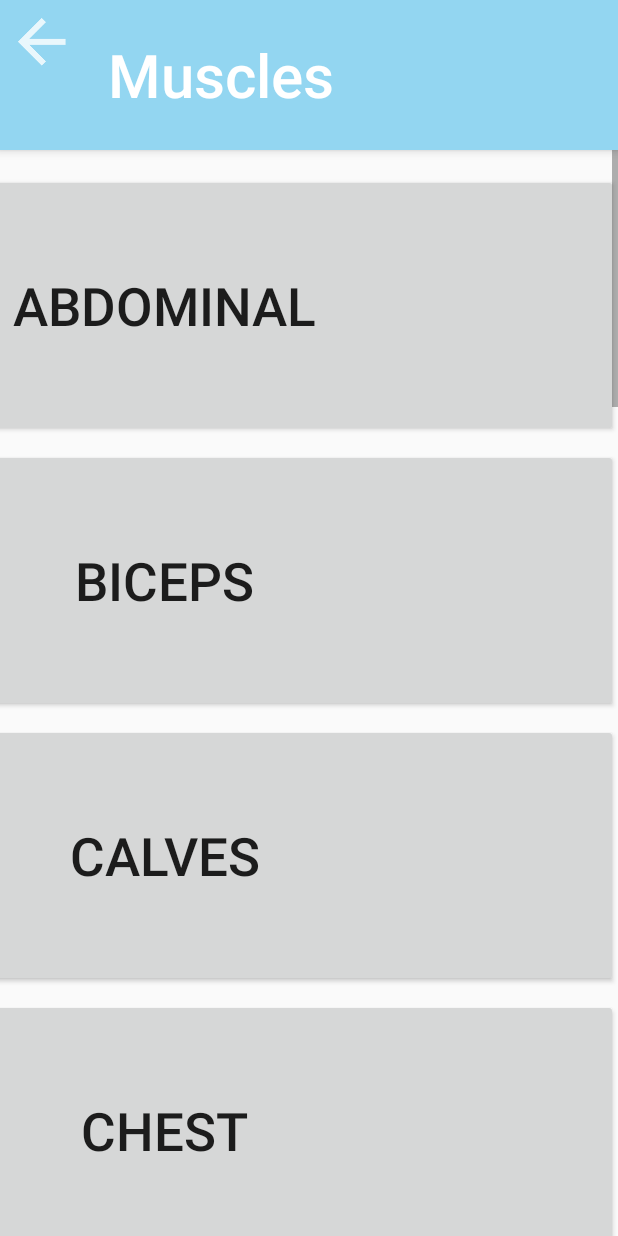
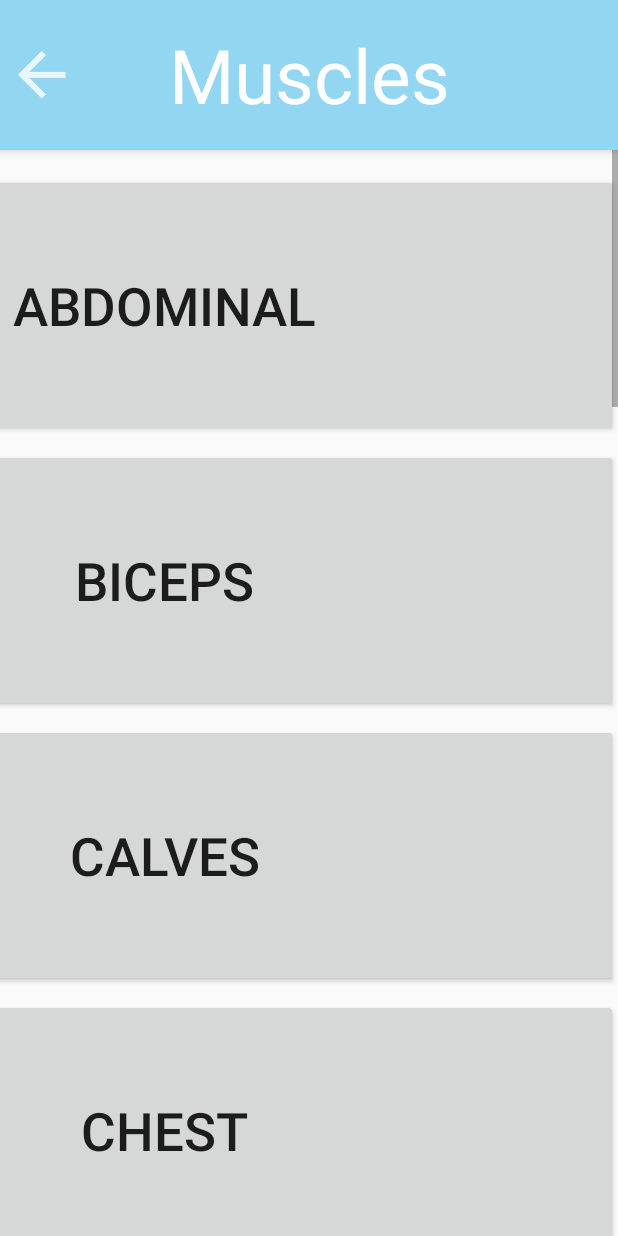
Before and after one commit to Jeremylol/ForceFitness, an Android app: the screen it shows after launch (MuscleActivity), after a tap on "WORKOUT ROUTINES", on a phone screen of 412 x 824 dp. Run offline under Robolectric (Android 15) with nearby library versions, the phone set to English and light mode, and no system bars.

Commit message:
Update- Jeremy

```diff
--- a/app/src/main/java/org/staysee/forcefitness/MainMenuActivity.java
+++ b/app/src/main/java/org/staysee/forcefitness/MainMenuActivity.java
@@ -14,6 +14,9 @@ public class MainMenuActivity extends AppCompatActivity {
         setContentView(R.layout.activity_main_menu);
         Toolbar myToolbar = (Toolbar) findViewById(R.id.my_toolbar);
         setSupportActionBar(myToolbar);
+
+        if (getSupportActionBar() != null)
+            getSupportActionBar().setDisplayShowTitleEnabled(false);
     }
 
     public void toMuscleActivity(View v) {
--- a/app/src/main/java/org/staysee/forcefitness/MuscleActivity.java
+++ b/app/src/main/java/org/staysee/forcefitness/MuscleActivity.java
@@ -3,7 +3,6 @@ package org.staysee.forcefitness;
 import android.support.v7.app.AppCompatActivity;
 import android.os.Bundle;
 import android.support.v7.widget.Toolbar;
-import android.util.Log;
 import android.view.MenuItem;
 import android.content.Intent;
 import android.view.View;
@@ -19,6 +18,7 @@ public class MuscleActivity extends AppCompatActivity {
         setSupportActionBar(myToolbar);
 
         if (getSupportActionBar() != null) {
+            getSupportActionBar().setDisplayShowTitleEnabled(false);
             getSupportActionBar().setDisplayHomeAsUpEnabled(true);
             getSupportActionBar().setDisplayShowHomeEnabled(true);
         }
--- a/app/src/main/res/layout/activity_muscle.xml
+++ b/app/src/main/res/layout/activity_muscle.xml
@@ -8,6 +8,7 @@
 
     <android.support.v7.widget.Toolbar
         android:id="@+id/my_toolbar_muscle"
+        android:minHeight="100dp"
         android:layout_width="0dp"
         android:layout_height="100dp"
         android:layout_alignParentStart="true"
@@ -16,17 +17,24 @@
         android:background="@color/colorPrimary"
         android:elevation="4dp"
         android:theme="@style/ThemeOverlay.AppCompat.ActionBar"
-        android:title="@string/muscles"
-        app:title="@string/muscles"
+        android:title="@+id/toolbar_title"
         app:layout_constraintHorizontal_bias="0.0"
         app:layout_constraintLeft_toLeftOf="parent"
         app:layout_constraintRight_toRightOf="parent"
         app:layout_constraintTop_toTopOf="parent"
         app:navigationIcon="@drawable/ic_back_arrow"
         app:popupTheme="@style/ThemeOverlay.AppCompat.Light"
-        app:titleTextAppearance="@style/Toolbar.TitleText"
-        app:titleTextColor="@color/colorWords"
-        tools:targetApi="lollipop" />
+        tools:targetApi="lollipop">
+
+        <TextView
+            android:id="@+id/toolbar_title"
+            android:layout_width="wrap_content"
+            android:layout_height="wrap_content"
+            android:layout_gravity="center"
+            android:textColor="@color/colorWords"
+            android:textSize="50sp"
+            android:text="@string/muscles" />
+    </android.support.v7.widget.Toolbar>
 
     <ScrollView
         android:layout_width="0dp"
@@ -208,6 +216,7 @@
                 app:layout_constraintRight_toRightOf="parent"
                 app:layout_constraintTop_toBottomOf="@+id/button8"
                 tools:ignore="RtlHardcoded" />
+
             <Button
                 android:id="@+id/button10"
                 android:layout_width="0dp"
--- a/app/src/main/res/values/strings.xml
+++ b/app/src/main/res/values/strings.xml
@@ -20,4 +20,5 @@
     <string name="Favorites">Favorite Workouts</string>
     <string name="login">Log In</string>
     <string name="profile">Profile</string>
+    <string name="favorites">Favorites</string>
 </resources>
```
Also changed, not shown: app/src/main/res/layout/activity_main_menu.xml (+12 -2 lines).
